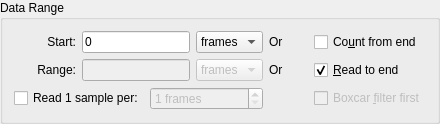
Above: src/widgets/datarange.ui from Kst-plot/kst before the change. Below: the same form after it.
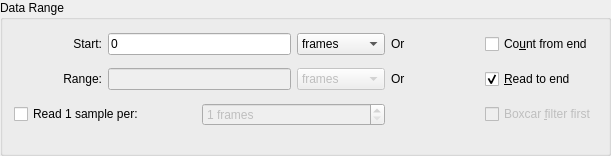
That is the form after the change.

```diff
--- a/src/widgets/datarange.ui
+++ b/src/widgets/datarange.ui
@@ -5,8 +5,8 @@
    <rect>
     <x>0</x>
     <y>0</y>
-    <width>440</width>
-    <height>119</height>
+    <width>611</width>
+    <height>156</height>
    </rect>
   </property>
   <property name="sizePolicy" >
@@ -16,22 +16,10 @@
    </sizepolicy>
   </property>
   <layout class="QGridLayout" >
-   <property name="leftMargin" >
+   <property name="margin" >
     <number>0</number>
    </property>
-   <property name="topMargin" >
-    <number>0</number>
-   </property>
-   <property name="rightMargin" >
-    <number>0</number>
-   </property>
-   <property name="bottomMargin" >
-    <number>0</number>
-   </property>
-   <property name="horizontalSpacing" >
-    <number>0</number>
-   </property>
-   <property name="verticalSpacing" >
+   <property name="spacing" >
     <number>0</number>
    </property>
    <item row="0" column="0" >
@@ -40,6 +28,12 @@
       <string>Data Range</string>
      </property>
      <layout class="QGridLayout" >
+      <property name="topMargin" >
+       <number>0</number>
+      </property>
+      <property name="verticalSpacing" >
+       <number>0</number>
+      </property>
       <item row="2" column="5" >
        <widget class="QCheckBox" name="_doFilter" >
         <property name="enabled" >
@@ -126,12 +120,6 @@
         <property name="enabled" >
          <bool>false</bool>
         </property>
-        <property name="sizePolicy" >
-         <sizepolicy vsizetype="Fixed" hsizetype="MinimumExpanding" >
-          <horstretch>0</horstretch>
-          <verstretch>0</verstretch>
-         </sizepolicy>
-        </property>
         <property name="whatsThis" >
          <string>Number of frame to skip, if "Skip Frames" is selected.</string>
         </property>
@@ -183,12 +171,6 @@
       </item>
       <item row="0" column="1" colspan="2" >
        <widget class="QLineEdit" name="_start" >
-        <property name="sizePolicy" >
-         <sizepolicy vsizetype="Fixed" hsizetype="MinimumExpanding" >
-          <horstretch>0</horstretch>
-          <verstretch>0</verstretch>
-         </sizepolicy>
-        </property>
         <property name="toolTip" >
          <string>Input a number, or the format [[[[YYYY:]MM:]DD:]HH:]MM[.SS] for dates.</string>
         </property>
@@ -205,12 +187,6 @@
         <property name="enabled" >
          <bool>false</bool>
         </property>
-        <property name="sizePolicy" >
-         <sizepolicy vsizetype="Fixed" hsizetype="MinimumExpanding" >
-          <horstretch>0</horstretch>
-          <verstretch>0</verstretch>
-         </sizepolicy>
-        </property>
         <property name="toolTip" >
          <string>Input a number, or the format [[[[YYYY:]MM:]DD:]HH:]MM[.SS] for dates.</string>
         </property>
```
